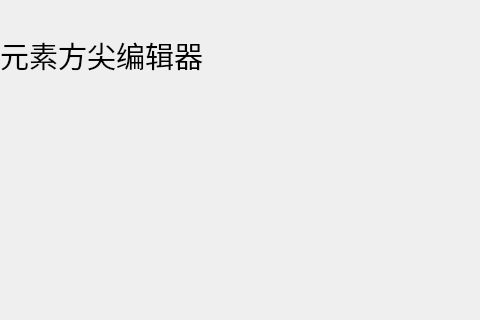
First picture: the form in ysfj_editor/mainwindow.ui, repository richestDeveloper/ysfj_editor, before the edit; both pictures show x 0 to 480 and y 0 to 320 of the 800 by 576 pixel window.
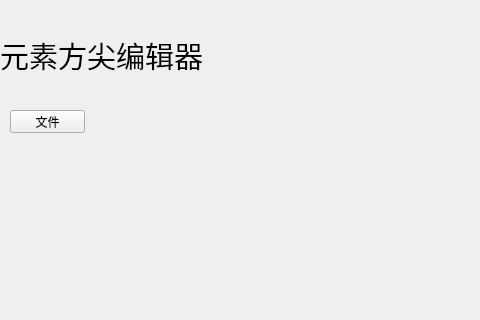
Second picture: the form after the edit.

Commit message: [modify][editor]:增加按钮

The edit to the form file:
```diff
--- a/ysfj_editor/mainwindow.ui
+++ b/ysfj_editor/mainwindow.ui
@@ -42,6 +42,19 @@
      <number>-1</number>
     </property>
    </widget>
+   <widget class="QPushButton" name="pushButton">
+    <property name="geometry">
+     <rect>
+      <x>10</x>
+      <y>110</y>
+      <width>75</width>
+      <height>23</height>
+     </rect>
+    </property>
+    <property name="text">
+     <string>文件</string>
+    </property>
+   </widget>
   </widget>
   <widget class="QMenuBar" name="menubar">
    <property name="geometry">
```
